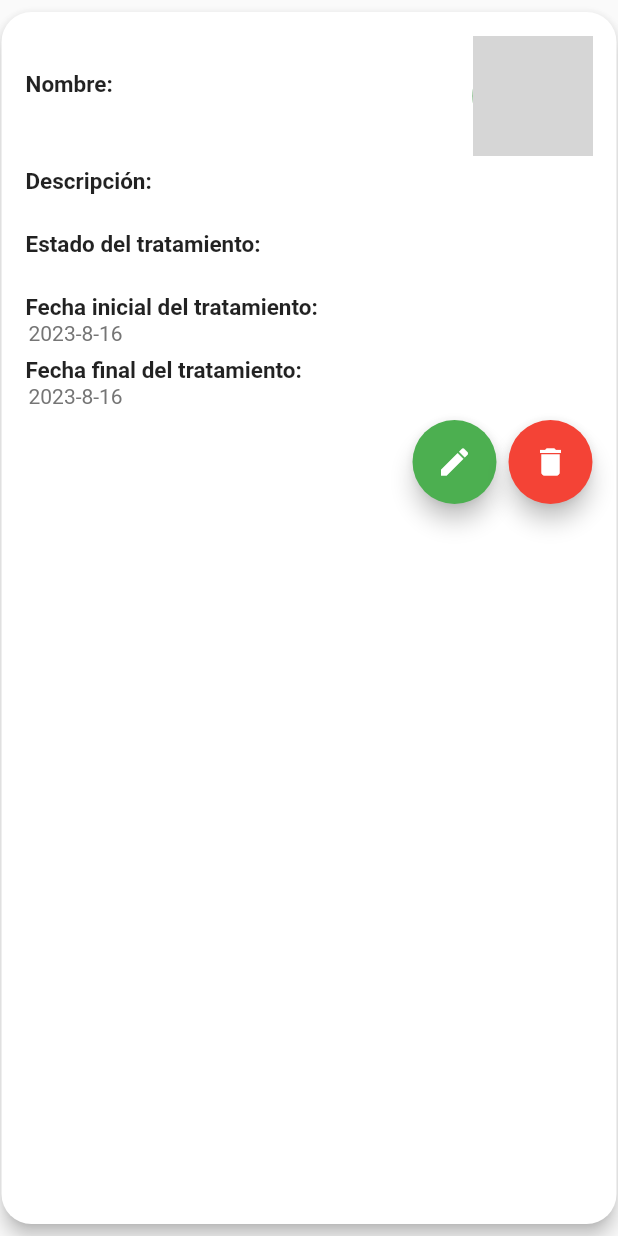
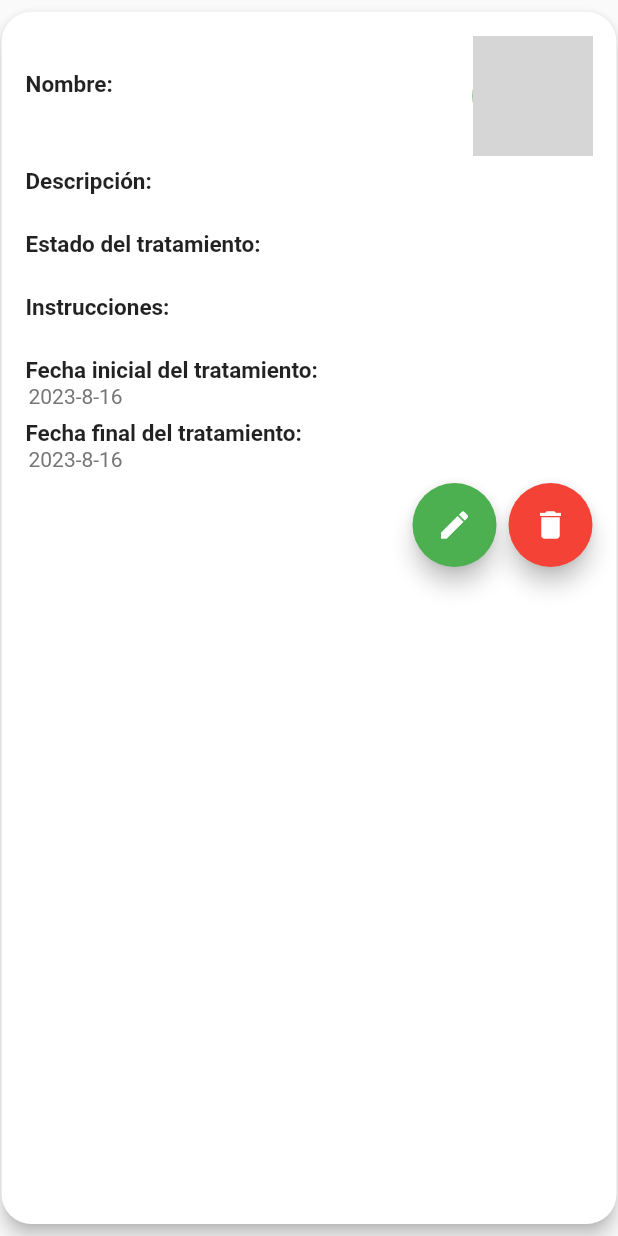
Before and after one commit to AgroTechUIS/AgroTechMobile, a Flutter app: the TreatmentWidget widget shown alone on an empty page, opened directly with empty values, on a phone screen of 412 x 824 dp. Run offline on Flutter 3.47's test engine with Material 2 defaults, Android fonts, the phone set to English and light mode, and no system bars; our stand-ins replace dropdown_button2, fl_chart, flutter_riverpod, flutter_svg, image_picker, photo_view and 1 more; missing offline and left inert: flutter_date_range_picker, secure_shared_preferences; project files that could hold a hidden picture were left out; grey boxes are pictures that could not be loaded.

Commit message:
Treatment instructions

```diff
--- a/lib/tratamientos/presentation/widgets/treatment_widgets.dart
+++ b/lib/tratamientos/presentation/widgets/treatment_widgets.dart
@@ -81,7 +81,8 @@ class TreatmentWidget extends StatelessWidget {
                 ),
               ),
             ]),
-            SizedBox(height: 8.0), // Espacio entre el nombre y la descripción
+            SizedBox(height: 8.0),
+            // Espacio entre el nombre y la descripción
             Column(crossAxisAlignment: CrossAxisAlignment.start, children: [
               Text(
                 'Estado del tratamiento: ',
@@ -94,6 +95,26 @@ class TreatmentWidget extends StatelessWidget {
                 padding: EdgeInsets.only(left: 2.0), // Agrega padding arriba
                 child: Text(
                   tratamiento.state ?? '',
+                  style: TextStyle(
+                    fontSize: 14.0,
+                    color: Colors.grey[600],
+                  ),
+                ),
+              ),
+            ]),
+            SizedBox(height: 8.0),
+            Column(crossAxisAlignment: CrossAxisAlignment.start, children: [
+              Text(
+                'Instrucciones: ',
+                style: TextStyle(
+                  fontSize: 15.0,
+                  fontWeight: FontWeight.bold,
+                ),
+              ),
+              Padding(
+                padding: EdgeInsets.only(left: 2.0), // Agrega padding arriba
+                child: Text(
+                  tratamiento.instructions ?? '',
                   style: TextStyle(
                     fontSize: 14.0,
                     color: Colors.grey[600],
```
